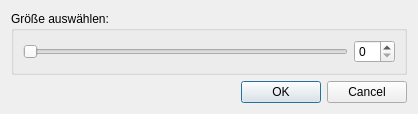
The window that sizedialogue.ui (LariscusObscurus/ITP3_ImageProcessing) describes before a commit, drawn with Qt 5.
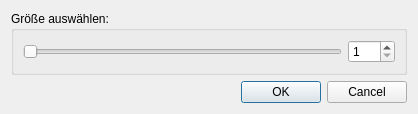
The same window after the commit.

What changed in the file:
```diff
--- a/sizedialogue.ui
+++ b/sizedialogue.ui
@@ -28,13 +28,29 @@
         <property name="styleSheet">
          <string notr="true"/>
         </property>
+        <property name="minimum">
+         <number>1</number>
+        </property>
+        <property name="maximum">
+         <number>100</number>
+        </property>
+        <property name="pageStep">
+         <number>5</number>
+        </property>
         <property name="orientation">
          <enum>Qt::Horizontal</enum>
         </property>
        </widget>
       </item>
       <item>
-       <widget class="QSpinBox" name="spinBox"/>
+       <widget class="QSpinBox" name="spinBox">
+        <property name="minimum">
+         <number>1</number>
+        </property>
+        <property name="maximum">
+         <number>100</number>
+        </property>
+       </widget>
       </item>
      </layout>
     </widget>
```
